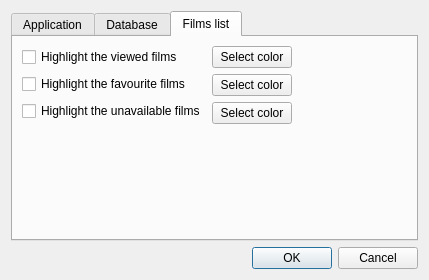
Qt form src/settingswindow.ui (eugene-melnik/alexandra) before a commit.
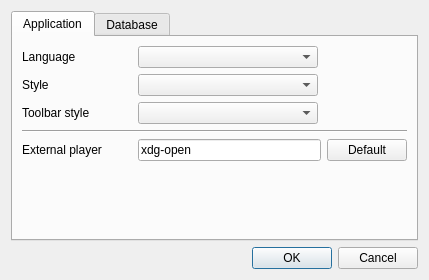
The same form after that commit. The open tabs and pages were chosen to show the change. Icons and pictures are not drawn.

The edit to the form file:
```diff
--- a/src/settingswindow.ui
+++ b/src/settingswindow.ui
@@ -217,11 +217,22 @@
         </layout>
        </item>
        <item>
-        <widget class="QCheckBox" name="cCheckFilesAtStartup">
-         <property name="text">
-          <string>Checking availability of files at startup</string>
-         </property>
-        </widget>
+        <layout class="QHBoxLayout" name="horizontalLayout">
+         <item>
+          <widget class="QCheckBox" name="cCheckFilesAtStartup">
+           <property name="text">
+            <string>Checking availability of files at startup</string>
+           </property>
+          </widget>
+         </item>
+         <item>
+          <widget class="QPushButton" name="bSelectColorUnavailable">
+           <property name="text">
+            <string>Select color</string>
+           </property>
+          </widget>
+         </item>
+        </layout>
        </item>
        <item>
         <spacer name="vs2">
@@ -238,93 +249,6 @@
        </item>
       </layout>
      </widget>
-     <widget class="QWidget" name="tabFilmsList">
-      <attribute name="title">
-       <string>Films list</string>
-      </attribute>
-      <layout class="QVBoxLayout" name="verticalLayout_6">
-       <item>
-        <layout class="QHBoxLayout" name="hl4">
-         <item>
-          <layout class="QVBoxLayout" name="vl3">
-           <item>
-            <widget class="QCheckBox" name="cHighlightViewed">
-             <property name="text">
-              <string>Highlight the viewed films</string>
-             </property>
-            </widget>
-           </item>
-           <item>
-            <widget class="QCheckBox" name="cHighlightFavourite">
-             <property name="text">
-              <string>Highlight the favourite films</string>
-             </property>
-            </widget>
-           </item>
-           <item>
-            <widget class="QCheckBox" name="cHighlightUnavailable">
-             <property name="text">
-              <string>Highlight the unavailable films</string>
-             </property>
-            </widget>
-           </item>
-          </layout>
-         </item>
-         <item>
-          <layout class="QVBoxLayout" name="vl4">
-           <item>
-            <widget class="QPushButton" name="bSelectColorViewed">
-             <property name="text">
-              <string>Select color</string>
-             </property>
-            </widget>
-           </item>
-           <item>
-            <widget class="QPushButton" name="bSelectColorFavourite">
-             <property name="text">
-              <string>Select color</string>
-             </property>
-            </widget>
-           </item>
-           <item>
-            <widget class="QPushButton" name="bSelectColorUnavailable">
-             <property name="text">
-              <string>Select color</string>
-             </property>
-            </widget>
-           </item>
-          </layout>
-         </item>
-         <item>
-          <spacer name="hs2">
-           <property name="orientation">
-            <enum>Qt::Horizontal</enum>
-           </property>
-           <property name="sizeHint" stdset="0">
-            <size>
-             <width>40</width>
-             <height>20</height>
-            </size>
-           </property>
-          </spacer>
-         </item>
-        </layout>
-       </item>
-       <item>
-        <spacer name="vs3">
-         <property name="orientation">
-          <enum>Qt::Vertical</enum>
-         </property>
-         <property name="sizeHint" stdset="0">
-          <size>
-           <width>20</width>
-           <height>75</height>
-          </size>
-         </property>
-        </spacer>
-       </item>
-      </layout>
-     </widget>
     </widget>
    </item>
    <item>
```
Left out of the diff: 2 changed lines with no effect on the pictures.
